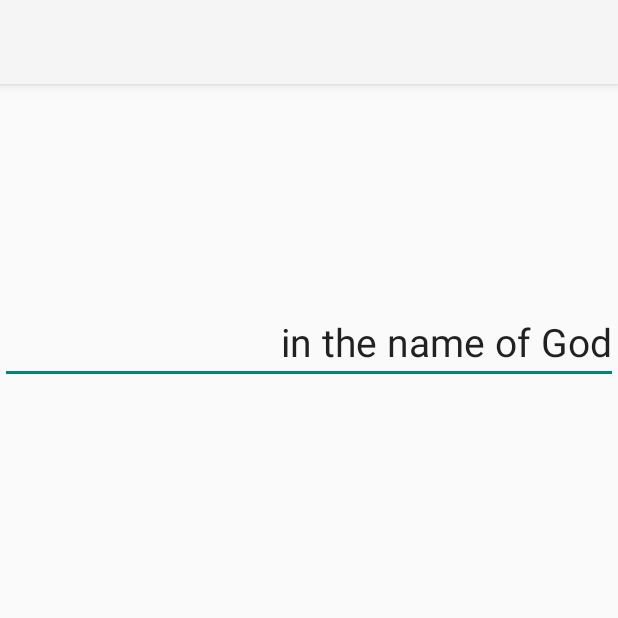
After one commit to Rakhshanipr/Maktab36_HW9, an Android app: the fragment EditTextFragment shown on its own in the app's theme, on a phone screen of 412 x 824 dp, the top half of it. The commit adds this screen. Run offline under Robolectric (Android 15) with nearby library versions, the phone set to English and light mode, and no system bars.

Commit message:
solve EditText change from another fragment

```diff
--- a/app/src/main/AndroidManifest.xml
+++ b/app/src/main/AndroidManifest.xml
@@ -9,7 +9,7 @@
         android:roundIcon="@mipmap/ic_launcher_round"
         android:supportsRtl="true"
         android:theme="@style/AppTheme">
-        <activity android:name=".Calculator.MainCalculatorActivity">
+        <activity android:name=".calculator.MainCalculatorActivity">
             <intent-filter>
                 <action android:name="android.intent.action.MAIN" />
 
@@ -17,10 +17,10 @@
             </intent-filter>
         </activity>
         <activity
-            android:name=".LogIn.SignUpActivity"
+            android:name=".login.SignUpActivity"
             android:label="Sign Up"></activity>
         <activity
-            android:name=".LogIn.LoginActivity"
+            android:name=".login.LoginActivity"
             android:label="Log in">
 
         </activity>
--- /dev/null
+++ b/app/src/main/java/com/example/hw9/calculator/fragments/EditTextFragment.java
@@ -0,0 +1,37 @@
+package com.example.hw9.calculator.fragments;
+
+import android.os.Bundle;
+
+import androidx.fragment.app.Fragment;
+
+import android.view.LayoutInflater;
+import android.view.View;
+import android.view.ViewGroup;
+import android.widget.EditText;
+
+import com.example.hw9.R;
+
+public class EditTextFragment extends Fragment {
+    // region initialization
+    static EditText mEditText;
+
+    //endregion
+
+    public static void setText(String value){
+        mEditText.setText(value);
+    }
+    @Override
+    public void onCreate(Bundle savedInstanceState) {
+        super.onCreate(savedInstanceState);
+
+    }
+
+    @Override
+    public View onCreateView(LayoutInflater inflater, ViewGroup container,
+                             Bundle savedInstanceState) {
+        // Inflate the layout for this fragment
+        View view= inflater.inflate(R.layout.fragment_edit_text, container, false);
+        mEditText=view.findViewById(R.id.edit_text_multiLine);
+        return view;
+    }
+}
--- a/app/src/main/java/com/example/hw9/LogIn/LoginActivity.java
+++ b/app/src/main/java/com/example/hw9/login/LoginActivity.java
@@ -1,4 +1,4 @@
-package com.example.hw9.LogIn;
+package com.example.hw9.login;
 
 import androidx.annotation.Nullable;
 import androidx.appcompat.app.AppCompatActivity;
--- a/app/src/main/java/com/example/hw9/LogIn/SignUpActivity.java
+++ b/app/src/main/java/com/example/hw9/login/SignUpActivity.java
@@ -1,4 +1,4 @@
-package com.example.hw9.LogIn;
+package com.example.hw9.login;
 
 import androidx.appcompat.app.AppCompatActivity;
 
--- a/app/src/main/res/layout/activity_login.xml
+++ b/app/src/main/res/layout/activity_login.xml
@@ -5,7 +5,7 @@
     android:layout_width="match_parent"
     android:layout_height="match_parent"
     android:orientation="vertical"
-    tools:context=".LogIn.LoginActivity">
+    tools:context=".login.LoginActivity">
 
     <LinearLayout
         android:layout_width="match_parent"
--- a/app/src/main/res/layout/activity_sign_up.xml
+++ b/app/src/main/res/layout/activity_sign_up.xml
@@ -5,7 +5,7 @@
     android:layout_width="match_parent"
     android:layout_height="match_parent"
     android:orientation="vertical"
-    tools:context=".LogIn.SignUpActivity">
+    tools:context=".login.SignUpActivity">
     <LinearLayout
         android:layout_width="match_parent"
         android:layout_height="200dp"
--- /dev/null
+++ b/app/src/main/res/layout/fragment_edit_text.xml
@@ -0,0 +1,24 @@
+<?xml version="1.0" encoding="utf-8"?>
+<LinearLayout xmlns:android="http://schemas.android.com/apk/res/android"
+    xmlns:tools="http://schemas.android.com/tools"
+    android:layout_width="match_parent"
+    android:layout_height="match_parent"
+    android:orientation="vertical"
+    tools:context=".calculator.fragments.EditTextFragment">
+    <LinearLayout
+        android:layout_width="match_parent"
+        android:layout_height="200dp">
+
+        <EditText
+            android:id="@+id/edit_text_multiLine"
+            android:layout_width="wrap_content"
+            android:layout_height="match_parent"
+            android:layout_weight="1"
+            android:ems="10"
+            android:gravity="right|bottom"
+            android:text="in the name of God"
+            android:textSize="26dp"
+            android:inputType="textMultiLine" />
+    </LinearLayout>
+
+</LinearLayout>
```
Also changed, not shown: app/src/main/java/com/example/hw9/Calculator/MainCalculatorActivity.java (deleted, +0 -36 lines), app/src/main/java/com/example/hw9/calculator/MainCalculatorActivity.java (added, +27 -0 lines), app/src/main/java/com/example/hw9/calculator/fragments/ButtonsFragment.java (added, +92 -0 lines), app/src/main/res/layout/fragment_buttons.xml (added, +180 -0 lines).
